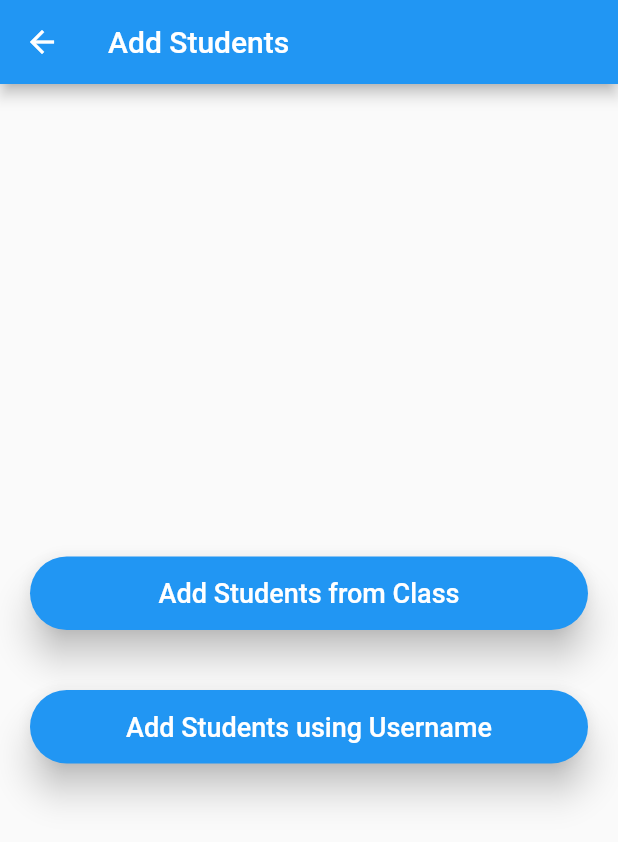
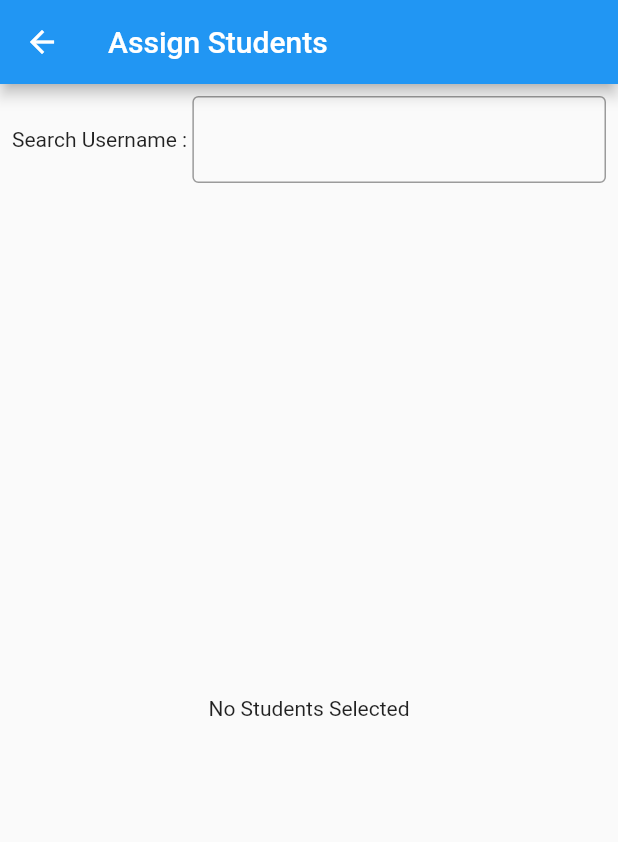
Before and after one commit to Amal4m41/TalentStory_MissionFunctionality, a Flutter app: the AddStudentsScreen screen opened directly, after a tap on "Add Students using Username", on a phone screen of 412 x 824 dp. Shown: the top 842 px of the screen. Run offline on Flutter 3.47's test engine with Material 2 defaults, Android fonts, the phone set to English and light mode, and no system bars; drawn by our look-alikes of flutter_typeahead; our stand-ins replace font_awesome_flutter.

Commit message:
Added functionality to assign students(user) using their username to mission.

```diff
--- /dev/null
+++ b/lib/screens/add_students_from_username_screen.dart
@@ -0,0 +1,107 @@
+import 'package:flutter/material.dart';
+import 'package:flutter_typeahead/flutter_typeahead.dart';
+import 'package:mission_functionlity/components/rectangular_round_button.dart';
+import 'package:mission_functionlity/models/user.dart';
+import 'package:mission_functionlity/providers/students_provider.dart';
+import 'package:mission_functionlity/utils/widget_functions.dart';
+
+class AddStudentsFromUsernameScreen extends StatefulWidget {
+  const AddStudentsFromUsernameScreen({Key? key}) : super(key: key);
+
+  @override
+  State<AddStudentsFromUsernameScreen> createState() =>
+      _AddStudentsFromUsernameScreenState();
+}
+
+class _AddStudentsFromUsernameScreenState
+    extends State<AddStudentsFromUsernameScreen> {
+  List<User> _studentsList = [];
+
+  @override
+  Widget build(BuildContext context) {
+    return Scaffold(
+      appBar: AppBar(
+        title: Text('Assign Students'),
+      ),
+      body: Container(
+        child: Column(
+          children: [
+            Padding(
+              padding: const EdgeInsets.all(8.0),
+              child: Row(
+                children: [
+                  Text('Search Username : '),
+                  Expanded(
+                    child: TypeAheadField<User>(
+                      textFieldConfiguration: const TextFieldConfiguration(
+                          autofocus: false,
+                          style: TextStyle(fontSize: 15),
+                          decoration:
+                              InputDecoration(border: OutlineInputBorder())),
+                      suggestionsCallback: (pattern) => studentsData.where(
+                          (element) => element.username
+                              .toLowerCase()
+                              .contains(pattern.toLowerCase())),
+                      itemBuilder: (context, User suggestion) {
+                        return ListTile(
+                          // leading: Icon(Icons.shopping_cart),
+                          title: Text(suggestion.username),
+                        );
+                      },
+                      onSuggestionSelected: (suggestion) {
+                        // print(suggestion.username);
+                        if (!_studentsList.contains(suggestion)) {
+                          _studentsList.add(suggestion);
+                          setState(() {});
+                        } else {
+                          showSnackBarWithNoAction(context,
+                              'Student already selected', Colors.redAccent);
+                        }
+                      },
+                      // noItemsFoundBuilder: (context) => Text("NOT FOUND"),
+                    ),
+                  ),
+                ],
+              ),
+            ),
+            _studentsList.isNotEmpty
+                ? Expanded(
+                    child: Column(
+                      children: [
+                        addVerticalSpace(15),
+                        const Text('Selected Students : '),
+                        Expanded(
+                          child: ListView.builder(
+                              itemCount: _studentsList.length,
+                              itemBuilder: (context, index) => ListTile(
+                                    title: Text(_studentsList[index].name),
+                                    subtitle: Text(
+                                        'Username: ${_studentsList[index].username}'),
+                                    trailing: Text(_studentsList[index]
+                                        .userClass
+                                        .toString()),
+                                  )),
+                        ),
+                      ],
+                    ),
+                  )
+                : const Expanded(
+                    child: Center(
+                      child: Text('No Students Selected'),
+                    ),
+                  ),
+            _studentsList.isNotEmpty
+                ? RectangularRoundButton(
+                    text: 'Add Students',
+                    onPressedCallback: () {
+                      Navigator.pop(context, _studentsList);
+                    },
+                  )
+                : addVerticalSpace(0),
+            addVerticalSpace(10),
+          ],
+        ),
+      ),
+    );
+  }
+}
--- a/lib/screens/add_students_screen.dart
+++ b/lib/screens/add_students_screen.dart
@@ -3,6 +3,7 @@ import 'package:mission_functionlity/components/rectangular_round_button.dart';
 import 'package:mission_functionlity/models/user.dart';
 import 'package:mission_functionlity/providers/students_provider.dart';
 import 'package:mission_functionlity/screens/add_students_from_class_screen.dart';
+import 'package:mission_functionlity/screens/add_students_from_username_screen.dart';
 import 'package:mission_functionlity/utils/widget_functions.dart';
 
 class AddStudentsScreen extends StatefulWidget {
@@ -15,6 +16,7 @@ class AddStudentsScreen extends StatefulWidget {
 class _AddStudentsScreenState extends State<AddStudentsScreen> {
   // List<User> missionStudentsList = [];
 
+  //TODO: to accept combination of students from a class and added by username.
   @override
   Widget build(BuildContext context) {
     return Scaffold(
@@ -45,7 +47,19 @@ class _AddStudentsScreenState extends State<AddStudentsScreen> {
             addVerticalSpace(40),
             RectangularRoundButton(
               text: "Add Students using Username",
-              onPressedCallback: () {},
+              onPressedCallback: () async {
+                List<User>? result = await Navigator.push(
+                  context,
+                  MaterialPageRoute(
+                    builder: (BuildContext context) =>
+                        AddStudentsFromUsernameScreen(),
+                  ),
+                );
+                if (result != null) {
+                  print(result);
+                  Navigator.pop(context, result);
+                }
+              },
             ),
           ],
         ),
--- a/pubspec.yaml
+++ b/pubspec.yaml
@@ -36,6 +36,7 @@ dependencies:
   cupertino_icons: ^1.0.2
   provider: ^6.0.1
   font_awesome_flutter: ^9.2.0
+  flutter_typeahead: ^3.2.4
 
 dev_dependencies:
   flutter_test:
```
Also changed, not shown: pubspec.lock.
